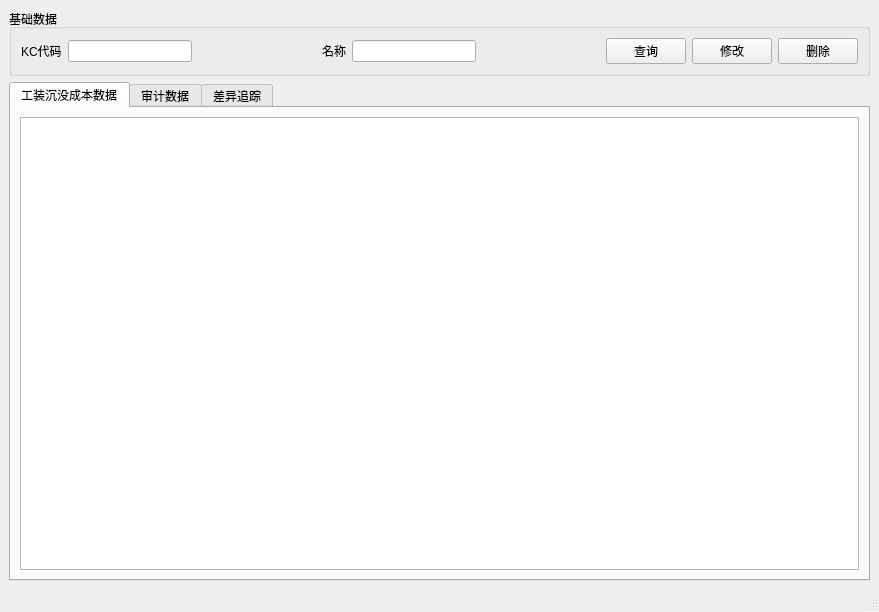
Above: MainApp.ui from marcusbai/TDM before the change. Below: the same form after it.
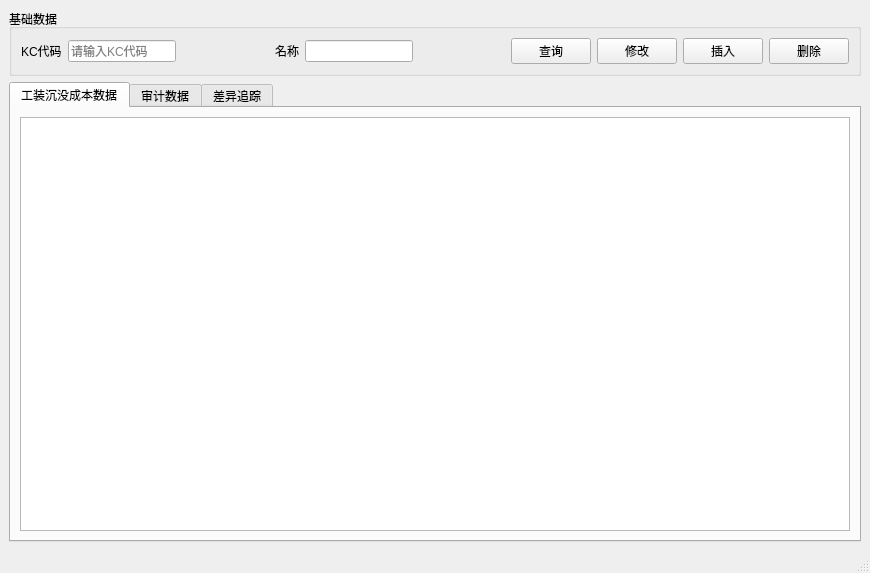
That is the form after the change. Icons and pictures are not drawn.

The edit to the form file:
```diff
--- a/MainApp.ui
+++ b/MainApp.ui
@@ -6,8 +6,8 @@
    <rect>
     <x>0</x>
     <y>0</y>
-    <width>879</width>
-    <height>612</height>
+    <width>870</width>
+    <height>573</height>
    </rect>
   </property>
   <property name="sizePolicy">
@@ -47,7 +47,11 @@
         </widget>
        </item>
        <item>
-        <widget class="QLineEdit" name="lineEdit"/>
+        <widget class="QLineEdit" name="lineEdit">
+         <property name="placeholderText">
+          <string>请输入KC代码</string>
+         </property>
+        </widget>
        </item>
        <item>
         <spacer name="horizontalSpacer">
@@ -100,7 +104,14 @@
         </widget>
        </item>
        <item>
-        <widget class="QPushButton" name="pushButton_shan">
+        <widget class="QPushButton" name="pushButton_insert">
+         <property name="text">
+          <string>插入</string>
+         </property>
+        </widget>
+       </item>
+       <item>
+        <widget class="QPushButton" name="pushButton_del">
          <property name="text">
           <string>删除</string>
          </property>
```
Left out of the diff: 14 changed lines with no effect on the pictures.
